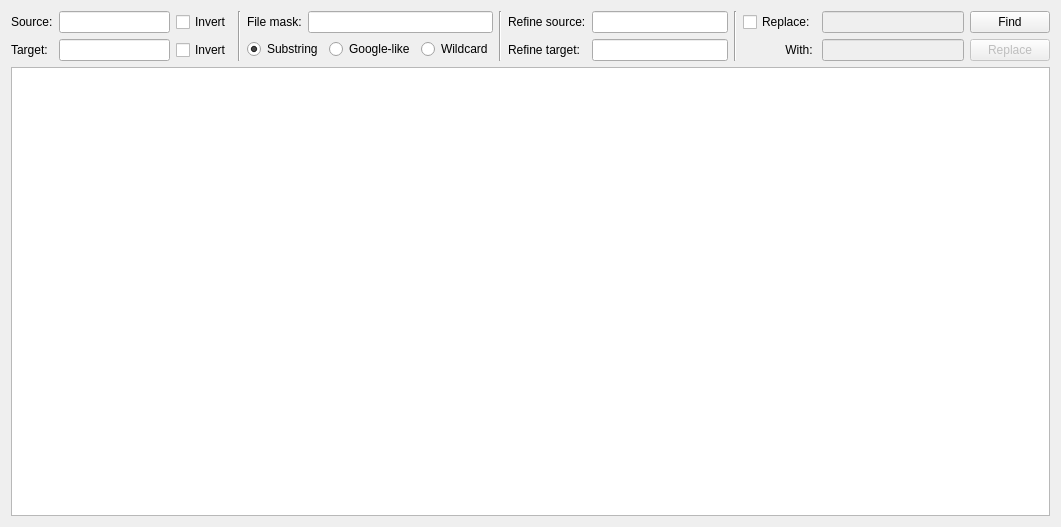
Before: the Qt Designer form src/tm/queryoptions.ui in KDE/lokalize, drawn with Qt 5.
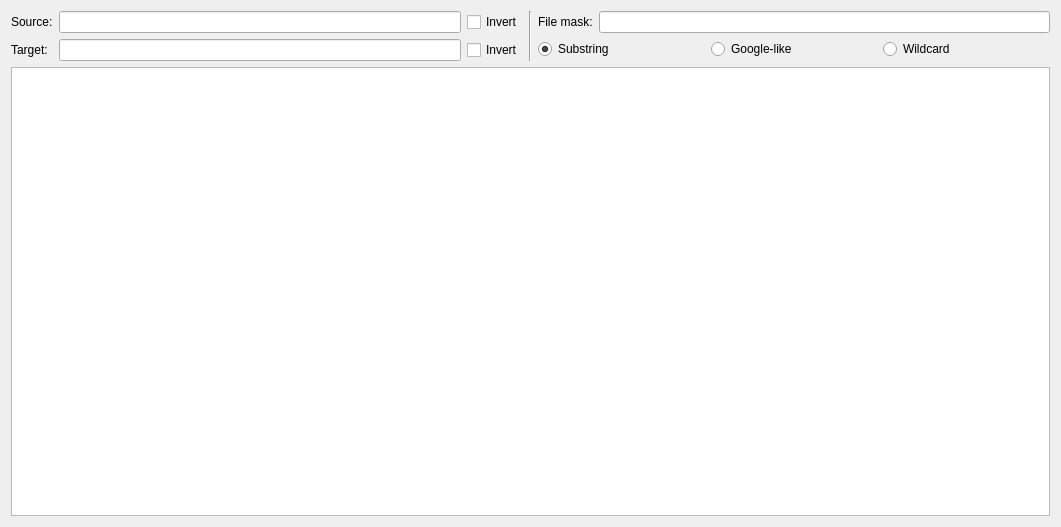
After: the same form once the commit is applied. Custom widgets are drawn as their Qt base class.

Patch:
```diff
--- a/src/tm/queryoptions.ui
+++ b/src/tm/queryoptions.ui
@@ -150,137 +150,6 @@
        </item>
       </layout>
      </item>
-     <item>
-      <widget class="Line" name="line_2" >
-       <property name="orientation" >
-        <enum>Qt::Vertical</enum>
-       </property>
-      </widget>
-     </item>
-     <item>
-      <layout class="QGridLayout" name="regexLayout" >
-       <item row="0" column="1" >
-        <widget class="KLineEdit" name="regexSource" >
-         <property name="enabled" >
-          <bool>true</bool>
-         </property>
-         <property name="toolTip" >
-          <string>Additionally filter results with regular expression. Case sensitive.</string>
-         </property>
-        </widget>
-       </item>
-       <item row="1" column="1" >
-        <widget class="KLineEdit" name="regexTarget" >
-         <property name="enabled" >
-          <bool>true</bool>
-         </property>
-         <property name="toolTip" >
-          <string>Additionally filter results with regular expression. Case sensitive.</string>
-         </property>
-        </widget>
-       </item>
-       <item row="0" column="0" >
-        <widget class="QLabel" name="label_3" >
-         <property name="text" >
-          <string>Refine source:</string>
-         </property>
-         <property name="buddy" >
-          <cstring>regexSource</cstring>
-         </property>
-        </widget>
-       </item>
-       <item row="1" column="0" >
-        <widget class="QLabel" name="label_4" >
-         <property name="text" >
-          <string>Refine target:</string>
-         </property>
-         <property name="buddy" >
-          <cstring>regexTarget</cstring>
-         </property>
-        </widget>
-       </item>
-      </layout>
-     </item>
-     <item>
-      <widget class="Line" name="line_3" >
-       <property name="orientation" >
-        <enum>Qt::Vertical</enum>
-       </property>
-      </widget>
-     </item>
-     <item>
-      <layout class="QGridLayout" name="replaceLayout" >
-       <item row="0" column="1" >
-        <widget class="KLineEdit" name="findText" >
-         <property name="enabled" >
-          <bool>false</bool>
-         </property>
-         <property name="toolTip" >
-          <string>Regular expression for text that should be replaced. Case sensitive.</string>
-         </property>
-        </widget>
-       </item>
-       <item row="1" column="1" >
-        <widget class="KLineEdit" name="replaceText" >
-         <property name="enabled" >
-          <bool>false</bool>
-         </property>
-         <property name="toolTip" >
-          <string>Regular expression for replacement text
-(\0 equals found text, \n - n-th block parenthised in search expression).
-Case sensitive.</string>
-         </property>
-        </widget>
-       </item>
-       <item row="0" column="0" >
-        <widget class="QCheckBox" name="replace" >
-         <property name="enabled" >
-          <bool>true</bool>
-         </property>
-         <property name="toolTip" >
-          <string>Do replace over the results in both translation memory and files (if they exist)</string>
-         </property>
-         <property name="text" >
-          <string comment="@label:textbox as in 'Replace with'" >Replace:</string>
-         </property>
-        </widget>
-       </item>
-       <item row="1" column="0" >
-        <widget class="QLabel" name="label" >
-         <property name="text" >
-          <string comment="@label:textbox as in 'Replace with'" >With: </string>
-         </property>
-         <property name="alignment" >
-          <set>Qt::AlignRight|Qt::AlignTrailing|Qt::AlignVCenter</set>
-         </property>
-         <property name="buddy" >
-          <cstring>replaceText</cstring>
-         </property>
-        </widget>
-       </item>
-      </layout>
-     </item>
-     <item>
-      <layout class="QVBoxLayout" name="buttonsLayout" >
-       <item>
-        <widget class="KPushButton" name="doFind" >
-         <property name="text" >
-          <string>Find</string>
-         </property>
-        </widget>
-       </item>
-       <item>
-        <widget class="KPushButton" name="doReplace" >
-         <property name="enabled" >
-          <bool>false</bool>
-         </property>
-         <property name="text" >
-          <string>Replace</string>
-         </property>
-        </widget>
-       </item>
-      </layout>
-     </item>
     </layout>
    </item>
    <item>
@@ -306,11 +175,6 @@
    <extends>QLineEdit</extends>
    <header>klineedit.h</header>
   </customwidget>
-  <customwidget>
-   <class>KPushButton</class>
-   <extends>QPushButton</extends>
-   <header>kpushbutton.h</header>
-  </customwidget>
  </customwidgets>
  <tabstops>
   <tabstop>querySource</tabstop>
```
Left out of the diff: 58 changed lines with no effect on the pictures.
